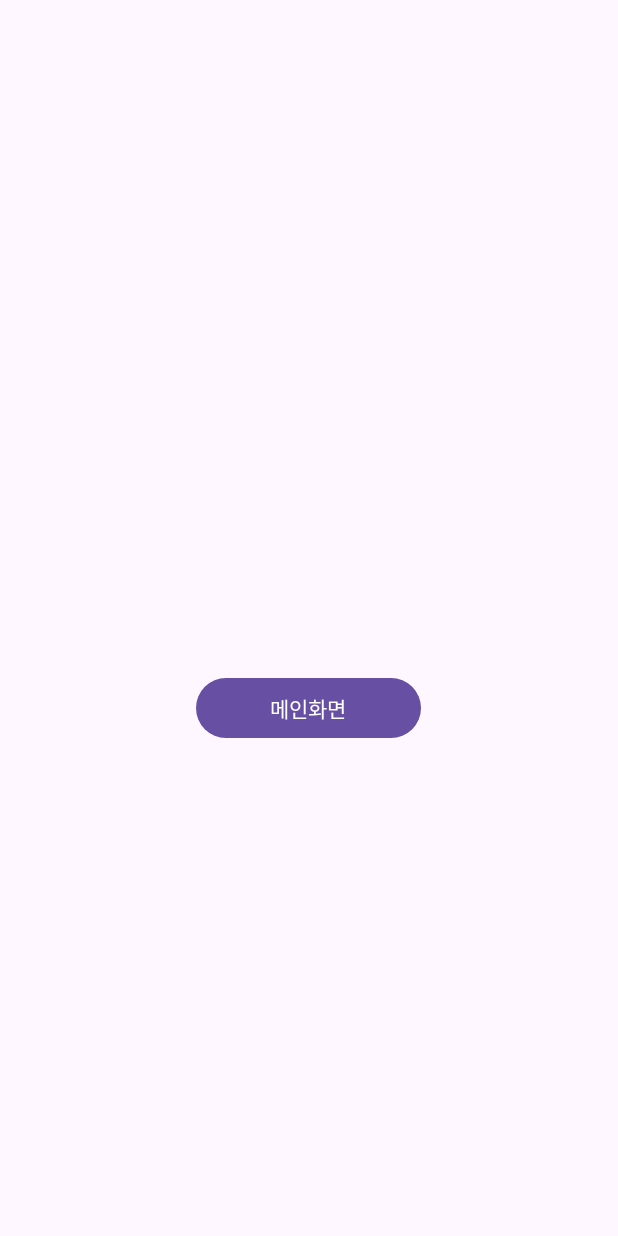
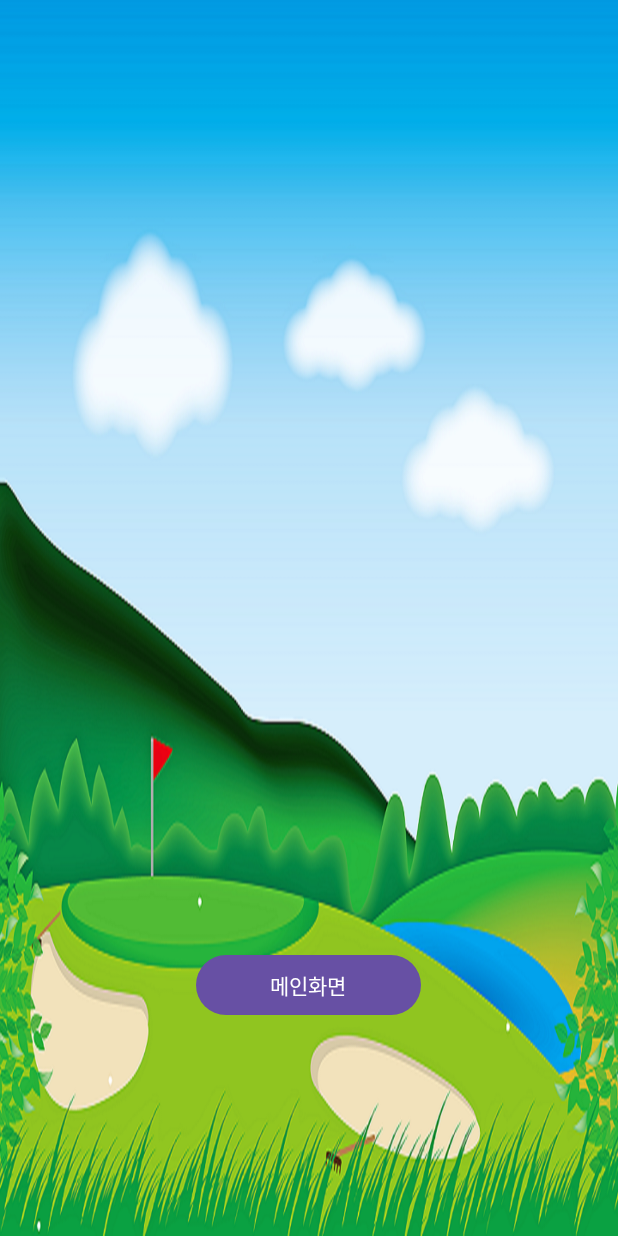
Before and after one commit to chawoa/FlappyHUFS, an Android app: the layout activity_score_check.xml on its own in the app's theme, with its tools: preview values and no code run, on a phone screen of 412 x 824 dp. Run offline under Robolectric (Android 15) with nearby library versions, the light colour scheme and no system bars.

Commit message:
기록 액티비티 배경화면 & 텍스트 표현 변경

```diff
--- a/app/src/main/java/com/example/android_sw/ScoreCheck.java
+++ b/app/src/main/java/com/example/android_sw/ScoreCheck.java
@@ -30,7 +30,7 @@ public class ScoreCheck extends AppCompatActivity {
 
         for (int i = 1; i <= 5; i++) {
             int score = pref.getInt("score" + i, 0);
-            scores.append(i).append(". ").append(score).append("\n");
+            scores.append(i).append(". ").append(score).append("\n\n");
         }
 
         topScoresDisplay.setText(scores.toString());
--- a/app/src/main/res/layout/activity_score_check.xml
+++ b/app/src/main/res/layout/activity_score_check.xml
@@ -1,15 +1,20 @@
 <?xml version="1.0" encoding="utf-8"?>
-<RelativeLayout xmlns:android="http://schemas.android.com/apk/res/android"
+<RelativeLayout
+    xmlns:android="http://schemas.android.com/apk/res/android"
+    xmlns:app="http://schemas.android.com/apk/res-auto"
     xmlns:tools="http://schemas.android.com/tools"
     android:layout_width="match_parent"
-    android:layout_height="match_parent">
+    android:layout_height="match_parent"
+    tools:context=".MainActivity"
+    android:background="@drawable/potrait_background">
 
     <TextView
         android:id="@+id/topScoresDisplay"
         android:layout_width="wrap_content"
         android:layout_height="wrap_content"
         android:layout_centerInParent="true"
-        android:textSize="24sp" />
+        android:fontFamily="@font/fonta"
+        android:textSize="36sp" />
 
     <Button
         android:id="@+id/btnMain"
@@ -17,7 +22,7 @@
         android:layout_height="wrap_content"
         android:layout_below="@id/topScoresDisplay"
         android:layout_centerHorizontal="true"
-        android:layout_marginTop="20dp"
+        android:layout_marginTop="200dp"
         android:onClick="BackToMain"
         android:text="메인화면" />
 
```
